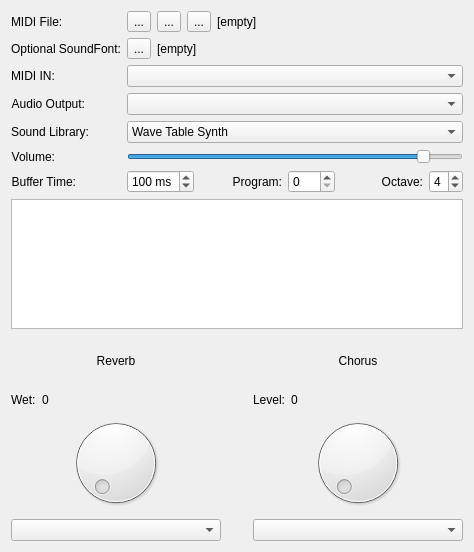
pedrolcl/multiplatform-sonivoxeas, file guisynth/mainwindow.ui: the form before one commit.
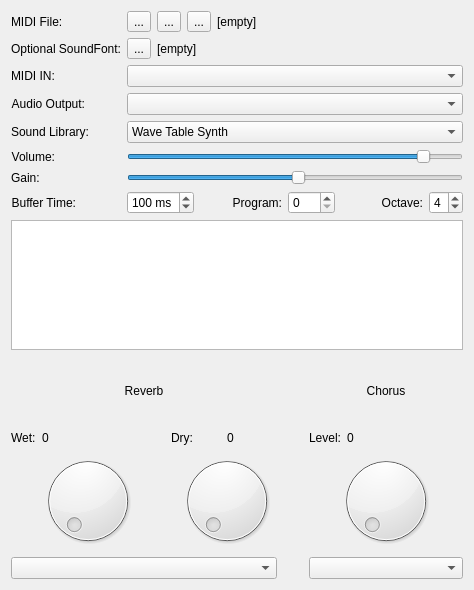
The form after the commit. Icons and pictures are not drawn. Custom widgets are drawn as their Qt base class.

The edit to the form file:
```diff
--- a/guisynth/mainwindow.ui
+++ b/guisynth/mainwindow.ui
@@ -7,7 +7,7 @@
     <x>0</x>
     <y>0</y>
     <width>474</width>
-    <height>552</height>
+    <height>590</height>
    </rect>
   </property>
   <property name="minimumSize">
@@ -24,8 +24,8 @@
     <normaloff>:/icon.png</normaloff>:/icon.png</iconset>
   </property>
   <widget class="QWidget" name="centralWidget">
-   <layout class="QGridLayout" name="gridLayout">
-    <item row="0" column="0" colspan="3">
+   <layout class="QGridLayout" name="gridLayout" columnstretch="0,0,0,0,0">
+    <item row="0" column="0" colspan="5">
      <layout class="QFormLayout" name="formLayout">
       <item row="0" column="0">
        <widget class="QLabel" name="lblMIDIFile">
@@ -215,7 +215,7 @@
         </property>
        </widget>
       </item>
-      <item row="6" column="0">
+      <item row="7" column="0">
        <widget class="QLabel" name="lblBufferTime">
         <property name="sizePolicy">
          <sizepolicy hsizetype="Expanding" vsizetype="Minimum">
@@ -234,7 +234,7 @@
         </property>
        </widget>
       </item>
-      <item row="6" column="1">
+      <item row="7" column="1">
        <layout class="QHBoxLayout" name="horizontalLayout_2">
         <item>
          <widget class="QSpinBox" name="spinBuffer">
@@ -345,9 +345,32 @@
         </item>
        </widget>
       </item>
+      <item row="6" column="0">
+       <widget class="QLabel" name="lblGain">
+        <property name="text">
+         <string>Gain:</string>
+        </property>
+        <property name="buddy">
+         <cstring>gainSlider</cstring>
+        </property>
+       </widget>
+      </item>
+      <item row="6" column="1">
+       <widget class="QSlider" name="gainSlider">
+        <property name="maximum">
+         <number>196</number>
+        </property>
+        <property name="value">
+         <number>100</number>
+        </property>
+        <property name="orientation">
+         <enum>Qt::Orientation::Horizontal</enum>
+        </property>
+       </widget>
+      </item>
      </layout>
     </item>
-    <item row="1" column="0" colspan="3">
+    <item row="1" column="0" colspan="5">
      <widget class="drumstick::widgets::PianoKeybd" name="pianoKeybd">
       <property name="sizePolicy">
        <sizepolicy hsizetype="Expanding" vsizetype="Fixed">
@@ -388,17 +411,7 @@
       </property>
      </widget>
     </item>
-    <item row="2" column="0">
-     <widget class="QLabel" name="lblReverb">
-      <property name="text">
-       <string>Reverb</string>
-      </property>
-      <property name="alignment">
-       <set>Qt::AlignmentFlag::AlignCenter</set>
-      </property>
-     </widget>
-    </item>
-    <item row="2" column="1">
+    <item row="2" column="3">
      <spacer name="verticalSpacer">
       <property name="orientation">
        <enum>Qt::Orientation::Vertical</enum>
@@ -411,7 +424,7 @@
       </property>
      </spacer>
     </item>
-    <item row="2" column="2">
+    <item row="2" column="4">
      <widget class="QLabel" name="lblChorus">
       <property name="text">
        <string>Chorus</string>
@@ -451,7 +464,25 @@
       </item>
      </layout>
     </item>
-    <item row="3" column="2">
+    <item row="3" column="1" colspan="2">
+     <layout class="QHBoxLayout" name="horizontalLayout_6">
+      <item>
+       <widget class="QLabel" name="lblDry">
+        <property name="text">
+         <string>Dry:</string>
+        </property>
+       </widget>
+      </item>
+      <item>
+       <widget class="QLabel" name="lblDryVal">
+        <property name="text">
+         <string>0</string>
+        </property>
+       </widget>
+      </item>
+     </layout>
+    </item>
+    <item row="3" column="4">
      <layout class="QHBoxLayout" name="horizontalLayout_5">
       <item>
        <widget class="QLabel" name="lblLevel">
@@ -481,26 +512,43 @@
       </item>
      </layout>
     </item>
-    <item row="4" column="0">
-     <widget class="QDial" name="dial_Reverb">
-      <property name="maximum">
-       <number>32765</number>
-      </property>
-     </widget>
-    </item>
     <item row="4" column="2">
+     <widget class="QDial" name="dial_ReverbDry">
+      <property name="maximum">
+       <number>32767</number>
+      </property>
+     </widget>
+    </item>
+    <item row="4" column="4">
      <widget class="QDial" name="dial_Chorus">
       <property name="maximum">
-       <number>32765</number>
+       <number>32767</number>
       </property>
      </widget>
     </item>
-    <item row="5" column="0">
-     <widget class="QComboBox" name="combo_Reverb"/>
-    </item>
-    <item row="5" column="2">
+    <item row="5" column="4">
      <widget class="QComboBox" name="combo_Chorus"/>
     </item>
+    <item row="5" column="0" colspan="3">
+     <widget class="QComboBox" name="combo_Reverb"/>
+    </item>
+    <item row="2" column="0" colspan="3">
+     <widget class="QLabel" name="lblReverb">
+      <property name="text">
+       <string>Reverb</string>
+      </property>
+      <property name="alignment">
+       <set>Qt::AlignmentFlag::AlignCenter</set>
+      </property>
+     </widget>
+    </item>
+    <item row="4" column="0">
+     <widget class="QDial" name="dial_ReverbWet">
+      <property name="maximum">
+       <number>32767</number>
+      </property>
+     </widget>
+    </item>
    </layout>
   </widget>
  </widget>
```
Left out of the diff: 12 changed lines with no effect on the pictures.
